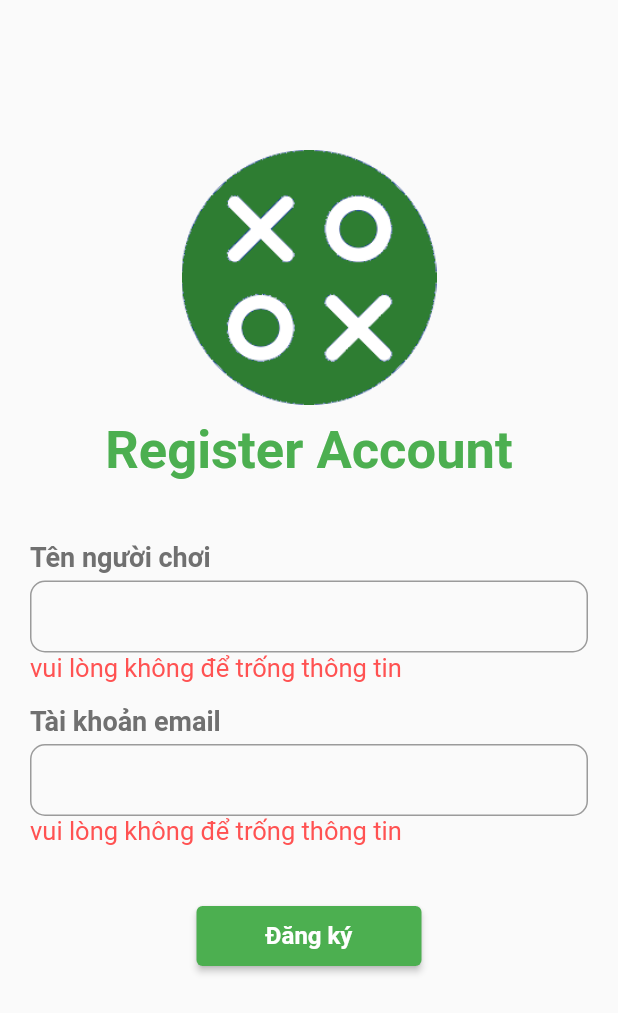
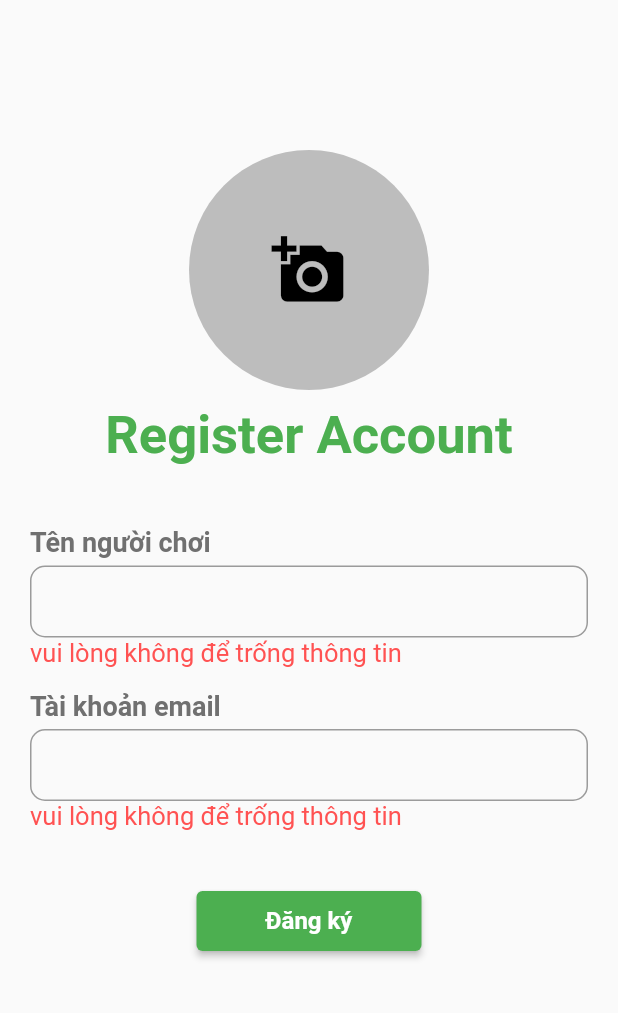
Before and after one commit to TaoQuangChinh/caro, a Flutter app: the RegisterView screen opened by its route, after a tap on "Đăng ký", on a phone screen of 412 x 824 dp. Shown: the top 1013 px of the screen. Run offline on Flutter 3.47's test engine with Material 2 defaults, Android fonts, the phone set to English and light mode, and no system bars; our stand-ins replace device_info_plus, dio, firebase_core, firebase_storage, get, image_picker; missing offline and left inert: cross_scroll; accounts and stored records are empty; network calls fail; Roboto replaces fonts that are missing (NotoSansJP); statements that could not run were skipped.

Commit message:
update game

```diff
--- /dev/null
+++ b/games_caro/lib/app/common/api.dart
@@ -0,0 +1,3 @@
+import 'package:dio/dio.dart';
+
+final api = Dio();
--- a/games_caro/lib/app/common/config.dart
+++ b/games_caro/lib/app/common/config.dart
@@ -1,6 +1,9 @@
 import 'package:flutter/material.dart';
 
-const kUrl = 'http://10.0.2.2:8000';
+const kUrl = 'http://192.168.0.104:8000';
 
 const kPrimaryColor = Color(0xff4caf50);
 const kBodyText = Color(0xff707070);
+const kRedColor400 = Color(0xFFef5350);
+const kGreyColor400 = Color(0xffBDBDBD);
+const kIndigoBlueColor900 = Color(0xff344585);
--- a/games_caro/lib/app/common/service.dart
+++ /dev/null
@@ -1,3 +0,0 @@
-import 'package:get/get_connect.dart';
-
-class Service extends GetConnect {}
--- a/games_caro/lib/app/modules/login/views/login_view.dart
+++ b/games_caro/lib/app/modules/login/views/login_view.dart
@@ -13,9 +13,9 @@ class LoginView extends GetView<LoginController> {
   @override
   Widget build(BuildContext context) {
     return Scaffold(
-      body: Padding(
-        padding: const EdgeInsets.all(20),
-        child: SingleChildScrollView(
+      body: SingleChildScrollView(
+        child: Padding(
+          padding: const EdgeInsets.all(20),
           child: Column(
             children: [
               const SizedBox(height: 100),
--- a/games_caro/lib/app/modules/register/controllers/register_controller.dart
+++ b/games_caro/lib/app/modules/register/controllers/register_controller.dart
@@ -1,13 +1,16 @@
-import 'dart:convert';
 import 'dart:io';
 
+import 'package:firebase_storage/firebase_storage.dart';
 import 'package:device_info_plus/device_info_plus.dart';
 import 'package:flutter/material.dart';
+import 'package:flutter/services.dart';
+import 'package:games_caro/app/common/api.dart';
 import 'package:games_caro/app/common/config.dart';
-import 'package:games_caro/app/common/service.dart';
 import 'package:games_caro/app/modules/auth/auth_controller.dart';
+import 'package:games_caro/app/modules/register/views/body/body_bottom_sheet.dart';
 import 'package:games_caro/app/routes/app_pages.dart';
 import 'package:get/get.dart';
+import 'package:image_picker/image_picker.dart';
 import 'package:uuid/uuid.dart';
 
 class RegisterController extends GetxController {
@@ -20,6 +23,8 @@ class RegisterController extends GetxController {
 
   final DeviceInfoPlugin _device = DeviceInfoPlugin();
   final uuid = Uuid();
+  final fileImage = File("").obs;
+  late FirebaseStorage _storage;
   final AuthController authController = Get.find();
 
   @override
@@ -41,6 +46,7 @@ class RegisterController extends GetxController {
   }
 
   void initData() {
+    _storage = FirebaseStorage.instance;
     getModel();
   }
 
@@ -50,6 +56,9 @@ class RegisterController extends GetxController {
     if (inputNameGame.text.trim().isEmpty) {
       listError[0] = "vui lòng không để trống thông tin";
       result = false;
+    } else if (inputNameGame.text.length > 10) {
+      listError[0] = "nick name không quá 10 ký tự";
+      result = false;
     }
     if (inputEmail.text.trim().isEmpty) {
       listError[1] = "vui lòng không để trống thông tin";
@@ -58,6 +67,7 @@ class RegisterController extends GetxController {
       listError[1] = "địa chỉ email không hợp lệ";
       result = false;
     }
+    update();
     return result;
   }
 
@@ -75,30 +85,75 @@ class RegisterController extends GetxController {
 
   Future<void> submit() async {
     if (!validator()) return;
-    final form = {
+    final form = <String, dynamic>{
       "id": uuid.v4(),
       "email": inputEmail.text,
-      "name_game": inputNameGame.text,
-      "device_mobi": _modelInfo
+      "nameGame": inputNameGame.text,
+      "deviceMobi": _modelInfo
     };
     isLoading.value = true;
-    final res = await Service().post('$kUrl/register', form);
+    final res = await api.post('$kUrl/register', data: form);
     isLoading.value = false;
-    final body = jsonDecode(res.bodyString!);
-    if (res.statusCode == 200 && body['code'] == 0) {
+    if (res.statusCode == 200 && res.data['code'] == 0) {
       clearData();
-      if (authController.authDevice.value == "null") {
-        Get.offNamed(Routes.HOME);
-      } else {
-        Get.toNamed(Routes.LOGIN);
-      }
+      Get.toNamed(Routes.LOGIN);
     } else {
-      print("Erro: ${body['message']}");
+      print("Erro: ${res.data['message']}");
     }
+    update();
   }
 
   void clearData() {
     inputEmail.clear();
     inputNameGame.clear();
+    update();
+  }
+
+  Future<void> showModalSheet() async {
+    showModalBottomSheet(
+        context: Get.context!,
+        constraints: const BoxConstraints(maxHeight: 103),
+        builder: (context) {
+          return BodyBottomSheet(
+              imageCamera: () => handlePickerImage(ImageSource.camera),
+              pickerImage: () => handlePickerImage(ImageSource.gallery));
+        });
+  }
+
+  Future<void> handlePickerImage(ImageSource source) async {
+    Get.back();
+    try {
+      final image = await ImagePicker().pickImage(source: source);
+      if (image != null) {
+        fileImage.value = File(image.path);
+        await handleAddImageToStore();
+      }
+      update();
+    } on PlatformException catch (err) {
+      print('Image error: $err');
+    }
+  }
+
+  Future<void> retrieveLostData() async {
+    final LostDataResponse res = await ImagePicker().retrieveLostData();
+    if (res.isEmpty) return;
+    if (res.file != null) {
+      fileImage.value = File(res.file!.path);
+    } else {
+      print(res.exception!.code);
+    }
+    update();
+  }
+
+  Future<void> handleAddImageToStore() async {
+    Reference ref = await _storage
+        .refFromURL('gs://app-caro-776ce.appspot.com/')
+        .child('user');
+    UploadTask task = ref.putFile(fileImage.value);
+    task.then((snapshot) {
+      snapshot.ref.getDownloadURL().then((value) => print("dowload: $value"));
+    }).catchError((err) {
+      print("Storage: $err");
+    });
   }
 }
--- a/games_caro/lib/app/modules/register/views/register_view.dart
+++ b/games_caro/lib/app/modules/register/views/register_view.dart
@@ -13,40 +13,80 @@ class RegisterView extends GetView<RegisterController> {
   @override
   Widget build(BuildContext context) {
     return Scaffold(
-      body: Padding(
+      body: GetBuilder<RegisterController>(builder: (_) {
+        return SingleChildScrollView(
+          child: Padding(
             padding: const EdgeInsets.symmetric(horizontal: 20),
-        child: SingleChildScrollView(
             child: Column(
               children: [
                 const SizedBox(height: 100),
-              Image.asset('assets/images/logo_caro.png', height: 170),
+                handleShowImage(_),
                 const SizedBox(height: 10),
                 Text("Register Account",
                     style: PrimaryStyle.bold(color: kPrimaryColor, 35)),
                 const SizedBox(height: 40),
-              Obx(() => CustomInput(
-                    controller: controller.inputNameGame,
+                CustomInput(
+                  controller: _.inputNameGame,
                   title: 'Tên người chơi',
-                    err: controller.listError[0],
-                  )),
+                  err: _.listError[0],
+                ),
                 const SizedBox(height: 15),
-              Obx(() => CustomInput(
-                    controller: controller.inputEmail,
+                CustomInput(
+                  controller: _.inputEmail,
                   title: 'Tài khoản email',
-                    err: controller.listError[1],
-                  )),
+                  err: _.listError[1],
+                ),
                 const SizedBox(height: 40),
-              Obx(() => ButtonLoading(
+                ButtonLoading(
                     height: 40,
                     width: 150,
                     style: PrimaryStyle.medium(16),
-                  isLoading: controller.isLoading.value,
+                    isLoading: _.isLoading.value,
                     titleButton: "Đăng ký",
-                  onPressed: () async => await controller.submit()))
+                    onPressed: () async => await _.submit()),
+                const SizedBox(height: 20)
               ],
             ),
           ),
+        );
+      }),
+    );
+  }
+
+  Widget handleShowImage(RegisterController controller) {
+    return FutureBuilder<void>(
+        future: controller.retrieveLostData(),
+        builder: (context, snapshort) {
+          switch (snapshort.connectionState) {
+            case ConnectionState.none:
+              return const CircularProgressIndicator(color: kPrimaryColor);
+            case ConnectionState.waiting:
+              return const CircularProgressIndicator(color: kPrimaryColor);
+            case ConnectionState.done:
+              final fileImage = controller.fileImage.value.path;
+              return InkWell(
+                onTap: () => controller.showModalSheet(),
+                child: CircleAvatar(
+                  foregroundImage: fileImage != ''
+                      ? Image.file(controller.fileImage.value, height: 170)
+                          .image
+                      : null,
+                  radius: 80,
+                  backgroundColor: kGreyColor400,
+                  child: fileImage == ''
+                      ? const Icon(Icons.add_a_photo,
+                          color: Colors.black, size: 50)
+                      : const SizedBox.shrink(),
                 ),
               );
+            default:
+              if (snapshort.hasError) {
+                return Text("Pick image/image error: ${snapshort.error}",
+                    style: PrimaryStyle.bold(color: kRedColor400, 16));
+              } else {
+                return const CircularProgressIndicator(color: kPrimaryColor);
               }
           }
+        });
+  }
+}
--- a/games_caro/pubspec.yaml
+++ b/games_caro/pubspec.yaml
@@ -13,6 +13,11 @@ dependencies:
   cross_scroll:
   uuid:
   device_info_plus:
+  dio:
+  image_picker:
+  firebase_core:
+  firebase_storage:
+  logging:
 
 dev_dependencies:
   flutter_lints: 2.0.1
```
Also changed, not shown: games_caro/lib/app/model/user_model.dart (+12 -8 lines), games_caro/lib/app/modules/login/controllers/list_account_controller.dart (+21 -4 lines), games_caro/lib/app/modules/login/controllers/login_controller.dart (+4 -6 lines), games_caro/lib/app/modules/login/views/list_account_view.dart (+61 -31 lines), games_caro/lib/app/modules/register/views/body/body_bottom_sheet.dart (added, +54 -0 lines), games_caro/lib/app/modules/splash/controllers/splash_controller.dart (+5 -8 lines), games_caro/lib/main.dart (+12 -1 lines), games_caro/pubspec.lock, 5 other files. Lines whose indentation alone changed are shown as unchanged.
